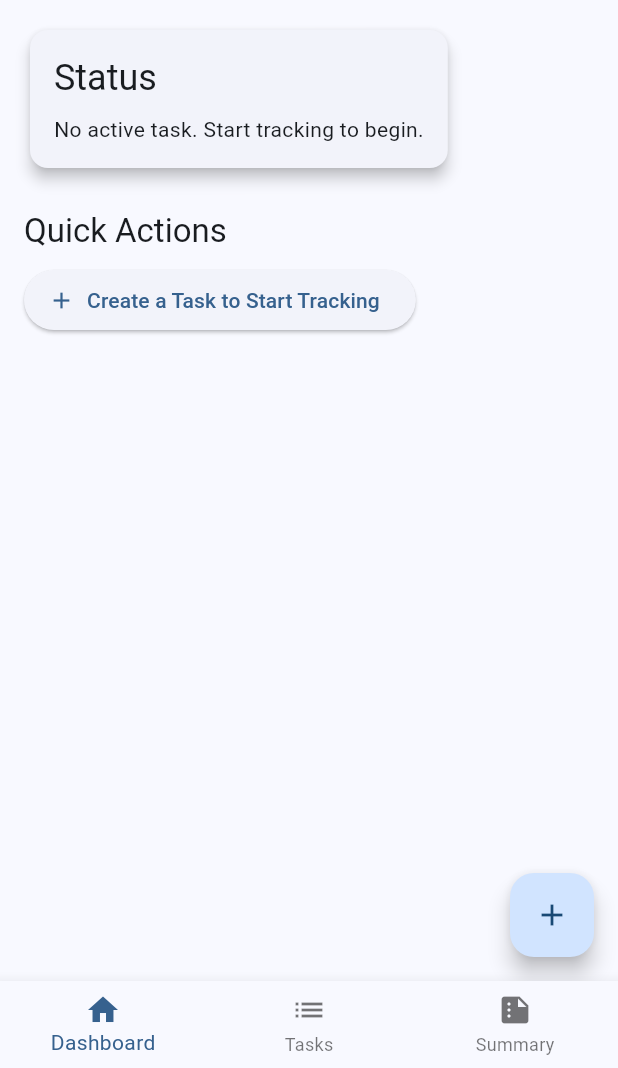
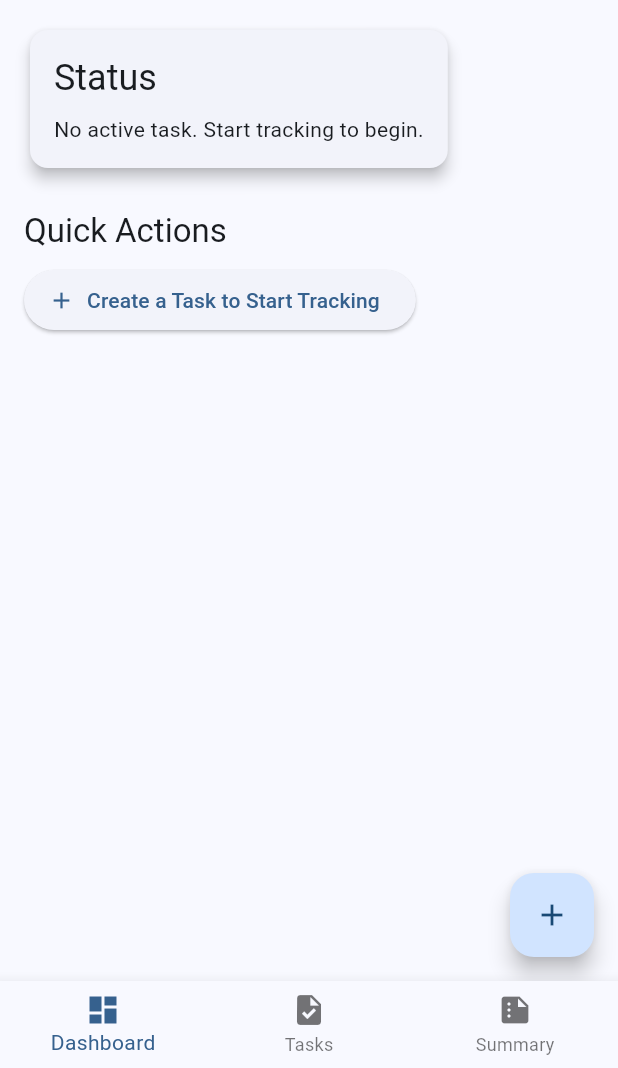
Before and after one commit to sk4ndal-commits/trackmytask, a Flutter app: the screen it shows after launch, on a phone screen of 412 x 824 dp, the part 168-1236 px from its top. Run offline on Flutter 3.47's test engine with Material 3 defaults, Android fonts, the light colour scheme and no system bars; our stand-ins replace shared_preferences, sqflite, sqflite_common_ffi; missing offline and left inert: window_manager; accounts and stored records are empty.

Commit message:
Update navigation bar icons for Dashboard and Tasks
Replaced the 'home' icon with 'dashboard' and 'list' icon with 'task' in the BottomNavigationBar. This change aligns the icons more closely with their respective functionality.

```diff
--- a/lib/main.dart
+++ b/lib/main.dart
@@ -143,11 +143,11 @@ class _AppContainerState extends State<AppContainer> with WindowListener {
         },
         items: const [
           BottomNavigationBarItem(
-            icon: Icon(Icons.home),
+            icon: Icon(Icons.dashboard),
             label: 'Dashboard',
           ),
           BottomNavigationBarItem(
-            icon: Icon(Icons.list),
+            icon: Icon(Icons.task),
             label: 'Tasks',
           ),
           BottomNavigationBarItem(
```
